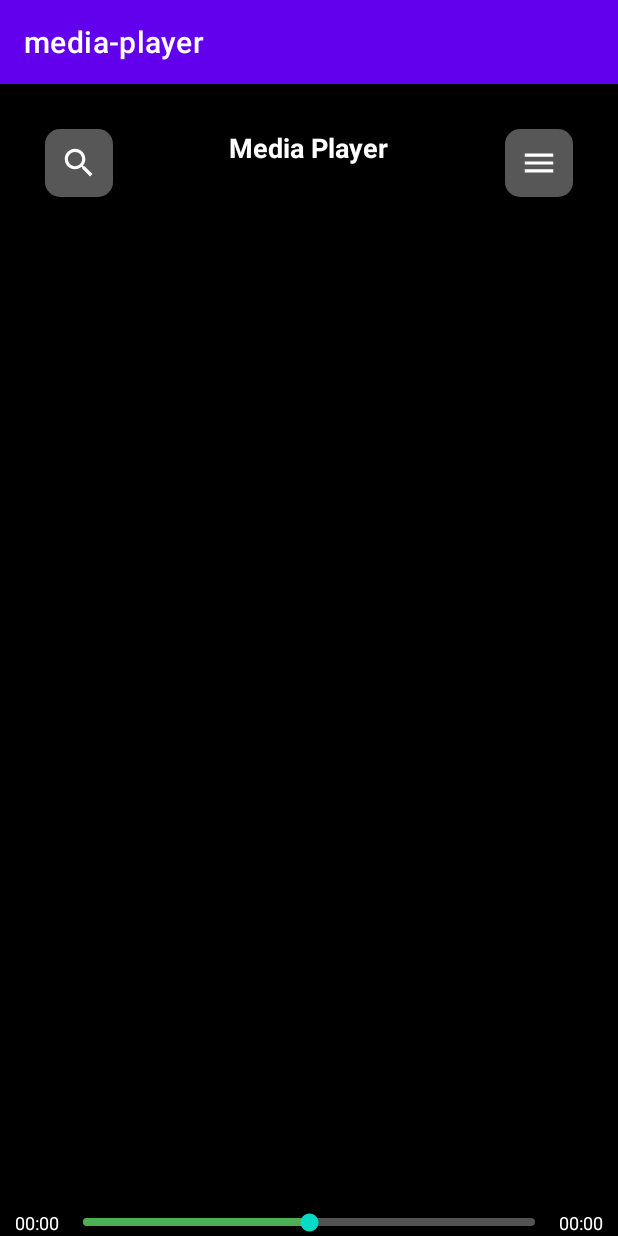
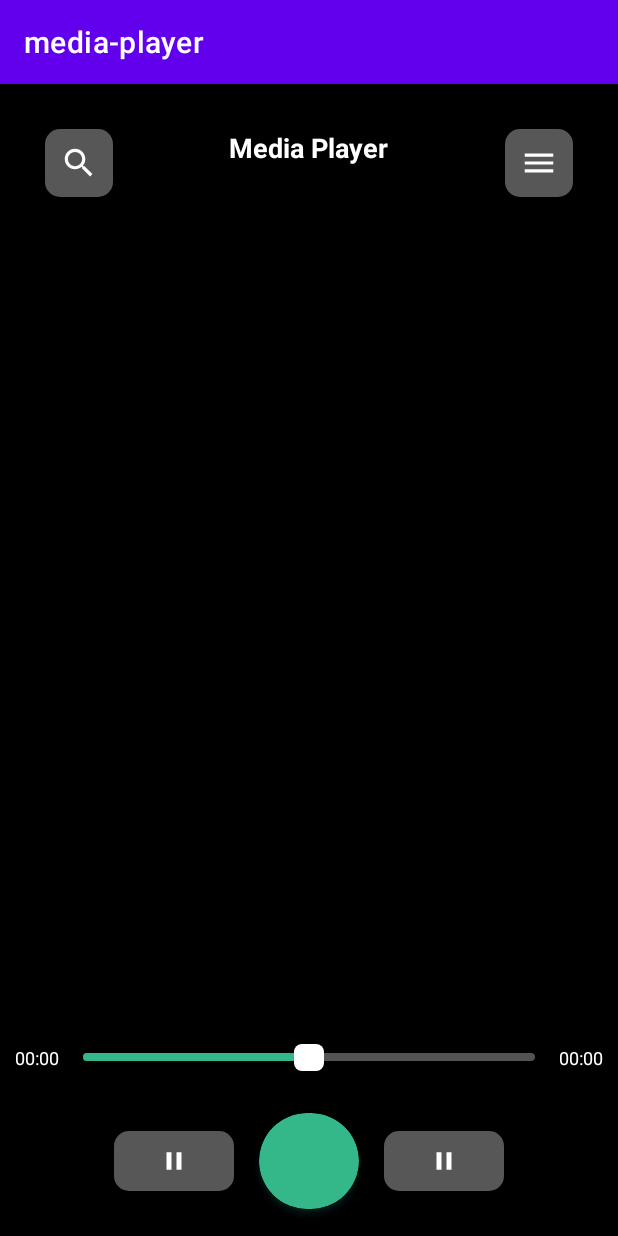
Before and after one commit to AnawaratneMANA/ANDROID-MEDIA-PLAYER, an Android app: the screen it shows after launch (MainActivity), on a phone screen of 412 x 824 dp. Run offline under Robolectric (Android 15) with nearby library versions, the phone set to English and light mode, and no system bars.

Commit message:
Resource files created for next button and Prev button.

```diff
--- a/app/src/main/res/drawable/custom_seekbar.xml
+++ b/app/src/main/res/drawable/custom_seekbar.xml
@@ -14,7 +14,7 @@
         android:gravity="center_vertical">
         <clip>
             <shape android:shape="rectangle">
-                <solid android:color="#4CAF50"/>
+                <solid android:color="#34B88A"/>
                 <corners android:radius="10dp"/>
                 <size android:height="5dp"/>
             </shape>
--- /dev/null
+++ b/app/src/main/res/drawable/next_button.xml
@@ -0,0 +1,5 @@
+<vector android:height="50dp" android:tint="#FFFFFF"
+    android:viewportHeight="24" android:viewportWidth="24"
+    android:width="50dp" xmlns:android="http://schemas.android.com/apk/res/android">
+    <path android:fillColor="@android:color/white" android:pathData="M6,18l8.5,-6L6,6v12zM16,6v12h2V6h-2z"/>
+</vector>
--- /dev/null
+++ b/app/src/main/res/drawable/pause_botton.xml
@@ -0,0 +1,5 @@
+<vector android:height="50dp" android:tint="#FFFFFF"
+    android:viewportHeight="24" android:viewportWidth="24"
+    android:width="50dp" xmlns:android="http://schemas.android.com/apk/res/android">
+    <path android:fillColor="@android:color/white" android:pathData="M6,19h4L10,5L6,5v14zM14,5v14h4L18,5h-4z"/>
+</vector>
--- /dev/null
+++ b/app/src/main/res/drawable/previous_button.xml
@@ -0,0 +1,5 @@
+<vector android:height="24dp" android:tint="#FFFFFF"
+    android:viewportHeight="24" android:viewportWidth="24"
+    android:width="24dp" xmlns:android="http://schemas.android.com/apk/res/android">
+    <path android:fillColor="@android:color/white" android:pathData="M6,6h2v12L6,18zM9.5,12l8.5,6L18,6z"/>
+</vector>
--- a/app/src/main/res/layout/activity_main.xml
+++ b/app/src/main/res/layout/activity_main.xml
@@ -71,11 +71,13 @@
 
             <SeekBar
                 android:id="@+id/seek_bar"
+                android:padding="10dp"
                 android:layout_width="match_parent"
                 android:layout_toStartOf="@id/end_time"
                 android:layout_toEndOf="@id/start_time"
                 android:layout_height="wrap_content"
                 android:progressDrawable="@drawable/custom_seekbar"
+                android:thumb="@drawable/custom_thumbnail"
                 android:progress="50"
                 android:max="100"/>
 
@@ -91,6 +93,38 @@
                 android:text="00:00"/>
 
         </RelativeLayout>
+        <LinearLayout
+            android:layout_width="match_parent"
+            android:layout_height="wrap_content"
+            android:orientation="horizontal"
+            android:gravity="center">
+
+            <ImageView
+                android:layout_width="80dp"
+                android:layout_height="40dp"
+                android:src="@drawable/pause_botton"
+                android:background="@drawable/round_back_10"
+                android:padding="10dp"/>
+
+            <androidx.cardview.widget.CardView
+                android:layout_width="100dp"
+                android:layout_height="100dp"
+                app:cardBackgroundColor="@color/custom_green"
+                app:cardUseCompatPadding="true"
+                app:cardCornerRadius="50dp"
+                android:outlineAmbientShadowColor="#56BA97"
+                android:outlineSpotShadowColor="@color/teal_700">
+            </androidx.cardview.widget.CardView>
+
+            <ImageView
+
+                android:layout_width="80dp"
+                android:layout_height="40dp"
+                android:src="@drawable/pause_botton"
+                android:background="@drawable/round_back_10"
+                android:padding="10dp"/>
+
+        </LinearLayout>
     </LinearLayout>
 
 </RelativeLayout>
--- a/app/src/main/res/values/colors.xml
+++ b/app/src/main/res/values/colors.xml
@@ -7,4 +7,5 @@
     <color name="teal_700">#FF018786</color>
     <color name="black">#FF000000</color>
     <color name="white">#FFFFFFFF</color>
+    <color name="custom_green">#34B88A</color>
 </resources>
```
